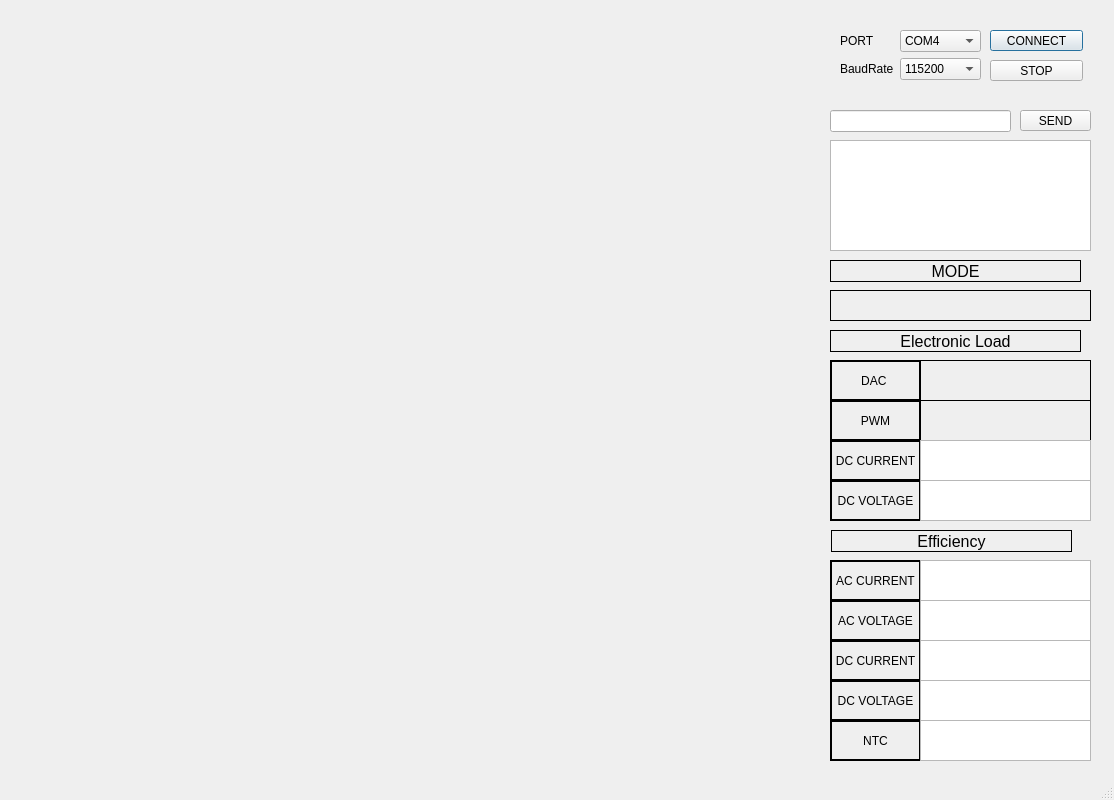
This is electronic_load_last.ui in erenakyol09/electricLoad_efficiency as Qt 5 draws it before an edit. The edited form follows.
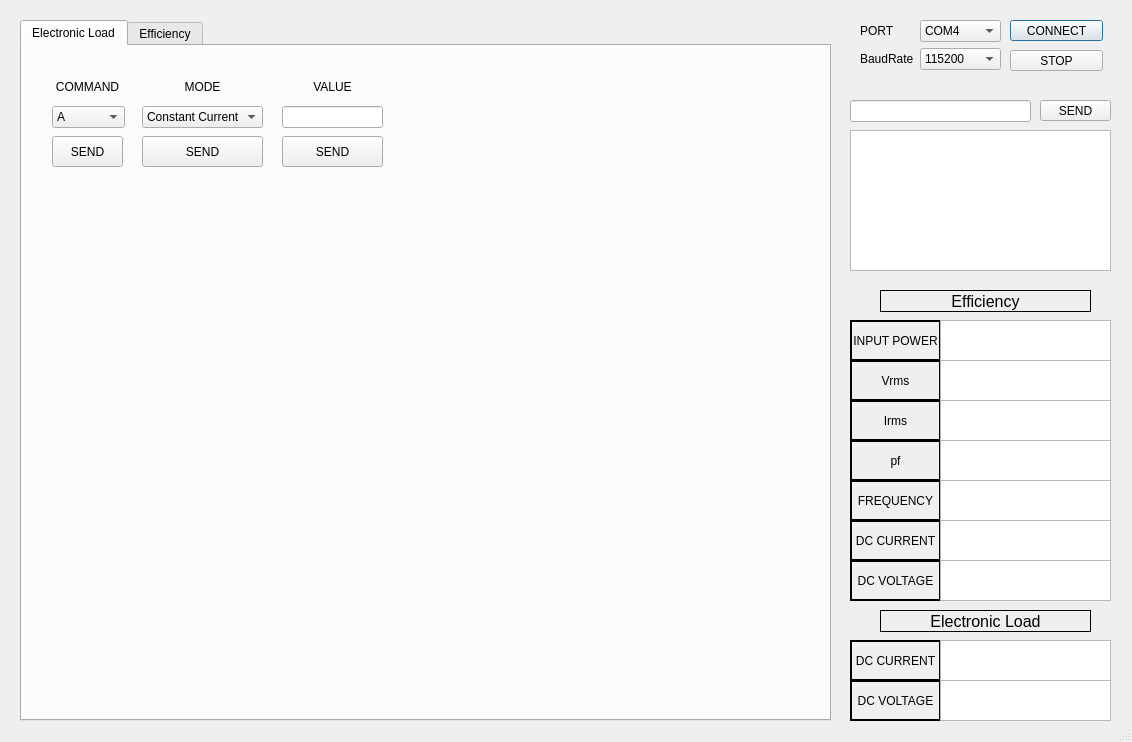
This is the edited form.

Diff of the .ui file:
```diff
--- a/electronic_load_last.ui
+++ b/electronic_load_last.ui
@@ -6,8 +6,8 @@
    <rect>
     <x>0</x>
     <y>0</y>
-    <width>1114</width>
-    <height>800</height>
+    <width>1132</width>
+    <height>742</height>
    </rect>
   </property>
   <property name="windowTitle">
@@ -19,8 +19,8 @@
   <widget class="QPushButton" name="pushButton">
    <property name="geometry">
     <rect>
-     <x>990</x>
-     <y>30</y>
+     <x>1010</x>
+     <y>20</y>
      <width>93</width>
      <height>21</height>
     </rect>
@@ -32,8 +32,8 @@
   <widget class="QPushButton" name="pushButton_2">
    <property name="geometry">
     <rect>
-     <x>990</x>
-     <y>60</y>
+     <x>1010</x>
+     <y>50</y>
      <width>93</width>
      <height>21</height>
     </rect>
@@ -45,8 +45,8 @@
   <widget class="QWidget" name="formLayoutWidget">
    <property name="geometry">
     <rect>
-     <x>840</x>
-     <y>30</y>
+     <x>860</x>
+     <y>20</y>
      <width>141</width>
      <height>61</height>
     </rect>
@@ -129,18 +129,18 @@
   <widget class="QTextBrowser" name="textBrowser">
    <property name="geometry">
     <rect>
-     <x>830</x>
-     <y>140</y>
+     <x>850</x>
+     <y>130</y>
      <width>261</width>
-     <height>111</height>
+     <height>141</height>
     </rect>
    </property>
   </widget>
   <widget class="QLineEdit" name="lineEdit">
    <property name="geometry">
     <rect>
-     <x>830</x>
-     <y>110</y>
+     <x>850</x>
+     <y>100</y>
      <width>181</width>
      <height>22</height>
     </rect>
@@ -149,8 +149,8 @@
   <widget class="QPushButton" name="pushButton_3">
    <property name="geometry">
     <rect>
-     <x>1020</x>
-     <y>110</y>
+     <x>1040</x>
+     <y>100</y>
      <width>71</width>
      <height>21</height>
     </rect>
@@ -159,73 +159,11 @@
     <string>SEND</string>
    </property>
   </widget>
-  <widget class="QLabel" name="label_10">
-   <property name="geometry">
-    <rect>
-     <x>830</x>
-     <y>330</y>
-     <width>251</width>
-     <height>22</height>
-    </rect>
-   </property>
-   <property name="font">
-    <font>
-     <pointsize>12</pointsize>
-    </font>
-   </property>
-   <property name="frameShape">
-    <enum>QFrame::Box</enum>
-   </property>
-   <property name="text">
-    <string>Electronic Load</string>
-   </property>
-   <property name="alignment">
-    <set>Qt::AlignCenter</set>
-   </property>
-  </widget>
-  <widget class="QLabel" name="label_11">
-   <property name="geometry">
-    <rect>
-     <x>830</x>
-     <y>360</y>
-     <width>91</width>
-     <height>41</height>
-    </rect>
-   </property>
-   <property name="frameShape">
-    <enum>QFrame::WinPanel</enum>
-   </property>
-   <property name="text">
-    <string>DAC </string>
-   </property>
-   <property name="alignment">
-    <set>Qt::AlignCenter</set>
-   </property>
-  </widget>
-  <widget class="QLabel" name="label_13">
-   <property name="geometry">
-    <rect>
-     <x>830</x>
-     <y>400</y>
-     <width>91</width>
-     <height>41</height>
-    </rect>
-   </property>
-   <property name="frameShape">
-    <enum>QFrame::WinPanel</enum>
-   </property>
-   <property name="text">
-    <string>PWM</string>
-   </property>
-   <property name="alignment">
-    <set>Qt::AlignCenter</set>
-   </property>
-  </widget>
   <widget class="QLabel" name="label_15">
    <property name="geometry">
     <rect>
-     <x>830</x>
-     <y>440</y>
+     <x>850</x>
+     <y>520</y>
      <width>91</width>
      <height>41</height>
     </rect>
@@ -243,8 +181,8 @@
   <widget class="QLabel" name="label_16">
    <property name="geometry">
     <rect>
-     <x>830</x>
-     <y>480</y>
+     <x>850</x>
+     <y>560</y>
      <width>91</width>
      <height>41</height>
     </rect>
@@ -262,9 +200,9 @@
   <widget class="QLabel" name="label_18">
    <property name="geometry">
     <rect>
-     <x>831</x>
-     <y>530</y>
-     <width>241</width>
+     <x>880</x>
+     <y>290</y>
+     <width>211</width>
      <height>22</height>
     </rect>
    </property>
@@ -286,8 +224,8 @@
   <widget class="QLabel" name="label_22">
    <property name="geometry">
     <rect>
-     <x>830</x>
-     <y>560</y>
+     <x>850</x>
+     <y>320</y>
      <width>91</width>
      <height>41</height>
     </rect>
@@ -296,7 +234,7 @@
     <enum>QFrame::WinPanel</enum>
    </property>
    <property name="text">
-    <string>AC CURRENT</string>
+    <string>INPUT POWER</string>
    </property>
    <property name="alignment">
     <set>Qt::AlignCenter</set>
@@ -305,8 +243,8 @@
   <widget class="QLabel" name="label_23">
    <property name="geometry">
     <rect>
-     <x>830</x>
-     <y>600</y>
+     <x>850</x>
+     <y>360</y>
      <width>91</width>
      <height>41</height>
     </rect>
@@ -315,7 +253,7 @@
     <enum>QFrame::WinPanel</enum>
    </property>
    <property name="text">
-    <string>AC VOLTAGE</string>
+    <string>Vrms</string>
    </property>
    <property name="alignment">
     <set>Qt::AlignCenter</set>
@@ -324,8 +262,8 @@
   <widget class="QLabel" name="label_24">
    <property name="geometry">
     <rect>
-     <x>830</x>
-     <y>640</y>
+     <x>850</x>
+     <y>400</y>
      <width>91</width>
      <height>41</height>
     </rect>
@@ -334,7 +272,7 @@
     <enum>QFrame::WinPanel</enum>
    </property>
    <property name="text">
-    <string>DC CURRENT</string>
+    <string>Irms</string>
    </property>
    <property name="alignment">
     <set>Qt::AlignCenter</set>
@@ -343,8 +281,8 @@
   <widget class="QLabel" name="label_25">
    <property name="geometry">
     <rect>
-     <x>830</x>
-     <y>680</y>
+     <x>850</x>
+     <y>440</y>
      <width>91</width>
      <height>41</height>
     </rect>
@@ -353,7 +291,7 @@
     <enum>QFrame::WinPanel</enum>
    </property>
    <property name="text">
-    <string>DC VOLTAGE</string>
+    <string>pf</string>
    </property>
    <property name="alignment">
     <set>Qt::AlignCenter</set>
@@ -362,8 +300,8 @@
   <widget class="QLabel" name="label_26">
    <property name="geometry">
     <rect>
-     <x>830</x>
-     <y>720</y>
+     <x>850</x>
+     <y>480</y>
      <width>91</width>
      <height>41</height>
     </rect>
@@ -372,103 +310,7 @@
     <enum>QFrame::WinPanel</enum>
    </property>
    <property name="text">
-    <string>NTC</string>
-   </property>
-   <property name="alignment">
-    <set>Qt::AlignCenter</set>
-   </property>
-  </widget>
-  <widget class="QLabel" name="label_19">
-   <property name="geometry">
-    <rect>
-     <x>830</x>
-     <y>260</y>
-     <width>251</width>
-     <height>22</height>
-    </rect>
-   </property>
-   <property name="font">
-    <font>
-     <pointsize>12</pointsize>
-    </font>
-   </property>
-   <property name="frameShape">
-    <enum>QFrame::Box</enum>
-   </property>
-   <property name="text">
-    <string>MODE</string>
-   </property>
-   <property name="alignment">
-    <set>Qt::AlignCenter</set>
-   </property>
-  </widget>
-  <widget class="QLabel" name="label_31">
-   <property name="geometry">
-    <rect>
-     <x>830</x>
-     <y>290</y>
-     <width>261</width>
-     <height>31</height>
-    </rect>
-   </property>
-   <property name="font">
-    <font>
-     <pointsize>12</pointsize>
-    </font>
-   </property>
-   <property name="frameShape">
-    <enum>QFrame::Box</enum>
-   </property>
-   <property name="text">
-    <string/>
-   </property>
-   <property name="alignment">
-    <set>Qt::AlignCenter</set>
-   </property>
-  </widget>
-  <widget class="QLabel" name="label_32">
-   <property name="geometry">
-    <rect>
-     <x>920</x>
-     <y>360</y>
-     <width>171</width>
-     <height>41</height>
-    </rect>
-   </property>
-   <property name="font">
-    <font>
-     <pointsize>12</pointsize>
-    </font>
-   </property>
-   <property name="frameShape">
-    <enum>QFrame::Box</enum>
-   </property>
-   <property name="text">
-    <string/>
-   </property>
-   <property name="alignment">
-    <set>Qt::AlignCenter</set>
-   </property>
-  </widget>
-  <widget class="QLabel" name="label_33">
-   <property name="geometry">
-    <rect>
-     <x>920</x>
-     <y>400</y>
-     <width>171</width>
-     <height>41</height>
-    </rect>
-   </property>
-   <property name="font">
-    <font>
-     <pointsize>12</pointsize>
-    </font>
-   </property>
-   <property name="frameShape">
-    <enum>QFrame::Box</enum>
-   </property>
-   <property name="text">
-    <string/>
+    <string>FREQUENCY</string>
    </property>
    <property name="alignment">
     <set>Qt::AlignCenter</set>
@@ -477,8 +319,8 @@
   <widget class="QTextBrowser" name="textBrowser_2">
    <property name="geometry">
     <rect>
-     <x>920</x>
-     <y>440</y>
+     <x>940</x>
+     <y>520</y>
      <width>171</width>
      <height>41</height>
     </rect>
@@ -505,8 +347,8 @@
   <widget class="QTextBrowser" name="textBrowser_3">
    <property name="geometry">
     <rect>
-     <x>920</x>
-     <y>480</y>
+     <x>940</x>
+     <y>560</y>
      <width>171</width>
      <height>41</height>
     </rect>
@@ -522,8 +364,8 @@
   <widget class="QTextBrowser" name="textBrowser_4">
    <property name="geometry">
     <rect>
-     <x>920</x>
-     <y>560</y>
+     <x>940</x>
+     <y>320</y>
      <width>171</width>
      <height>41</height>
     </rect>
@@ -539,8 +381,8 @@
   <widget class="QTextBrowser" name="textBrowser_5">
    <property name="geometry">
     <rect>
-     <x>920</x>
-     <y>600</y>
+     <x>940</x>
+     <y>360</y>
      <width>171</width>
      <height>41</height>
     </rect>
@@ -556,8 +398,8 @@
   <widget class="QTextBrowser" name="textBrowser_6">
    <property name="geometry">
     <rect>
-     <x>920</x>
-     <y>640</y>
+     <x>940</x>
+     <y>400</y>
      <width>171</width>
      <height>41</height>
     </rect>
@@ -573,8 +415,8 @@
   <widget class="QTextBrowser" name="textBrowser_7">
    <property name="geometry">
     <rect>
-     <x>920</x>
-     <y>680</y>
+     <x>940</x>
+     <y>440</y>
      <width>171</width>
      <height>41</height>
     </rect>
@@ -590,8 +432,8 @@
   <widget class="QTextBrowser" name="textBrowser_8">
    <property name="geometry">
     <rect>
-     <x>920</x>
-     <y>720</y>
+     <x>940</x>
+     <y>480</y>
      <width>171</width>
      <height>41</height>
     </rect>
@@ -604,6 +446,315 @@
 &lt;p align=&quot;center&quot; style=&quot;-qt-paragraph-type:empty; margin-top:0px; margin-bottom:0px; margin-left:0px; margin-right:0px; -qt-block-indent:0; text-indent:0px;&quot;&gt;&lt;br /&gt;&lt;/p&gt;&lt;/body&gt;&lt;/html&gt;</string>
    </property>
   </widget>
+  <widget class="QLabel" name="label_17">
+   <property name="geometry">
+    <rect>
+     <x>850</x>
+     <y>640</y>
+     <width>91</width>
+     <height>41</height>
+    </rect>
+   </property>
+   <property name="frameShape">
+    <enum>QFrame::WinPanel</enum>
+   </property>
+   <property name="text">
+    <string>DC CURRENT</string>
+   </property>
+   <property name="alignment">
+    <set>Qt::AlignCenter</set>
+   </property>
+  </widget>
+  <widget class="QLabel" name="label_20">
+   <property name="geometry">
+    <rect>
+     <x>850</x>
+     <y>680</y>
+     <width>91</width>
+     <height>41</height>
+    </rect>
+   </property>
+   <property name="frameShape">
+    <enum>QFrame::WinPanel</enum>
+   </property>
+   <property name="text">
+    <string>DC VOLTAGE</string>
+   </property>
+   <property name="alignment">
+    <set>Qt::AlignCenter</set>
+   </property>
+  </widget>
+  <widget class="QTextBrowser" name="textBrowser_12">
+   <property name="geometry">
+    <rect>
+     <x>940</x>
+     <y>680</y>
+     <width>171</width>
+     <height>41</height>
+    </rect>
+   </property>
+   <property name="html">
+    <string>&lt;!DOCTYPE HTML PUBLIC &quot;-//W3C//DTD HTML 4.0//EN&quot; &quot;http://www.w3.org/TR/REC-html40/strict.dtd&quot;&gt;
+&lt;html&gt;&lt;head&gt;&lt;meta name=&quot;qrichtext&quot; content=&quot;1&quot; /&gt;&lt;style type=&quot;text/css&quot;&gt;
+p, li { white-space: pre-wrap; }
+&lt;/style&gt;&lt;/head&gt;&lt;body style=&quot; font-family:'MS Shell Dlg 2'; font-size:7.8pt; font-weight:400; font-style:normal;&quot;&gt;
+&lt;p align=&quot;center&quot; style=&quot;-qt-paragraph-type:empty; margin-top:0px; margin-bottom:0px; margin-left:0px; margin-right:0px; -qt-block-indent:0; text-indent:0px;&quot;&gt;&lt;br /&gt;&lt;/p&gt;&lt;/body&gt;&lt;/html&gt;</string>
+   </property>
+  </widget>
+  <widget class="QLabel" name="label_21">
+   <property name="geometry">
+    <rect>
+     <x>880</x>
+     <y>610</y>
+     <width>211</width>
+     <height>22</height>
+    </rect>
+   </property>
+   <property name="font">
+    <font>
+     <pointsize>12</pointsize>
+    </font>
+   </property>
+   <property name="frameShape">
+    <enum>QFrame::Box</enum>
+   </property>
+   <property name="text">
+    <string>Electronic Load</string>
+   </property>
+   <property name="alignment">
+    <set>Qt::AlignCenter</set>
+   </property>
+  </widget>
+  <widget class="QTextBrowser" name="textBrowser_13">
+   <property name="geometry">
+    <rect>
+     <x>940</x>
+     <y>640</y>
+     <width>171</width>
+     <height>41</height>
+    </rect>
+   </property>
+   <property name="font">
+    <font>
+     <pointsize>8</pointsize>
+    </font>
+   </property>
+   <property name="contextMenuPolicy">
+    <enum>Qt::NoContextMenu</enum>
+   </property>
+   <property name="sizeAdjustPolicy">
+    <enum>QAbstractScrollArea::AdjustIgnored</enum>
+   </property>
+   <property name="html">
+    <string>&lt;!DOCTYPE HTML PUBLIC &quot;-//W3C//DTD HTML 4.0//EN&quot; &quot;http://www.w3.org/TR/REC-html40/strict.dtd&quot;&gt;
+&lt;html&gt;&lt;head&gt;&lt;meta name=&quot;qrichtext&quot; content=&quot;1&quot; /&gt;&lt;style type=&quot;text/css&quot;&gt;
+p, li { white-space: pre-wrap; }
+&lt;/style&gt;&lt;/head&gt;&lt;body style=&quot; font-family:'MS Shell Dlg 2'; font-size:8pt; font-weight:400; font-style:normal;&quot;&gt;
+&lt;p align=&quot;center&quot; style=&quot;-qt-paragraph-type:empty; margin-top:0px; margin-bottom:0px; margin-left:0px; margin-right:0px; -qt-block-indent:0; text-indent:0px; font-size:10pt;&quot;&gt;&lt;br /&gt;&lt;/p&gt;&lt;/body&gt;&lt;/html&gt;</string>
+   </property>
+  </widget>
+  <widget class="QTabWidget" name="tab1_load">
+   <property name="geometry">
+    <rect>
+     <x>20</x>
+     <y>20</y>
+     <width>811</width>
+     <height>701</height>
+    </rect>
+   </property>
+   <property name="currentIndex">
+    <number>0</number>
+   </property>
+   <widget class="QWidget" name="tab">
+    <attribute name="title">
+     <string>Electronic Load</string>
+    </attribute>
+    <widget class="QPushButton" name="pushButton_4">
+     <property name="geometry">
+      <rect>
+       <x>30</x>
+       <y>90</y>
+       <width>71</width>
+       <height>31</height>
+      </rect>
+     </property>
+     <property name="text">
+      <string>SEND</string>
+     </property>
+    </widget>
+    <widget class="QComboBox" name="comboBox_3">
+     <property name="geometry">
+      <rect>
+       <x>30</x>
+       <y>60</y>
+       <width>73</width>
+       <height>22</height>
+      </rect>
+     </property>
+     <item>
+      <property name="text">
+       <string>A</string>
+      </property>
+     </item>
+     <item>
+      <property name="text">
+       <string>B</string>
+      </property>
+     </item>
+     <item>
+      <property name="text">
+       <string>C</string>
+      </property>
+     </item>
+    </widget>
+    <widget class="QLabel" name="label_3">
+     <property name="geometry">
+      <rect>
+       <x>30</x>
+       <y>30</y>
+       <width>71</width>
+       <height>22</height>
+      </rect>
+     </property>
+     <property name="text">
+      <string>COMMAND</string>
+     </property>
+     <property name="alignment">
+      <set>Qt::AlignCenter</set>
+     </property>
+    </widget>
+    <widget class="QComboBox" name="comboBox_4">
+     <property name="geometry">
+      <rect>
+       <x>120</x>
+       <y>60</y>
+       <width>121</width>
+       <height>22</height>
+      </rect>
+     </property>
+     <item>
+      <property name="text">
+       <string>Constant Current</string>
+      </property>
+     </item>
+     <item>
+      <property name="text">
+       <string>Constant Voltage</string>
+      </property>
+     </item>
+     <item>
+      <property name="text">
+       <string>Constant Power</string>
+      </property>
+     </item>
+     <item>
+      <property name="text">
+       <string>Constant Resistor</string>
+      </property>
+     </item>
+    </widget>
+    <widget class="QLabel" name="label_4">
+     <property name="geometry">
+      <rect>
+       <x>120</x>
+       <y>30</y>
+       <width>121</width>
+       <height>22</height>
+      </rect>
+     </property>
+     <property name="text">
+      <string>MODE</string>
+     </property>
+     <property name="alignment">
+      <set>Qt::AlignCenter</set>
+     </property>
+    </widget>
+    <widget class="QLineEdit" name="lineEdit_2">
+     <property name="geometry">
+      <rect>
+       <x>260</x>
+       <y>60</y>
+       <width>101</width>
+       <height>22</height>
+      </rect>
+     </property>
+    </widget>
+    <widget class="QLabel" name="label_7">
+     <property name="geometry">
+      <rect>
+       <x>260</x>
+       <y>30</y>
+       <width>101</width>
+       <height>22</height>
+      </rect>
+     </property>
+     <property name="text">
+      <string>VALUE</string>
+     </property>
+     <property name="alignment">
+      <set>Qt::AlignCenter</set>
+     </property>
+    </widget>
+    <widget class="QPushButton" name="pushButton_5">
+     <property name="geometry">
+      <rect>
+       <x>120</x>
+       <y>90</y>
+       <width>121</width>
+       <height>31</height>
+      </rect>
+     </property>
+     <property name="text">
+      <string>SEND</string>
+     </property>
+    </widget>
+    <widget class="QPushButton" name="pushButton_6">
+     <property name="geometry">
+      <rect>
+       <x>260</x>
+       <y>90</y>
+       <width>101</width>
+       <height>31</height>
+      </rect>
+     </property>
+     <property name="text">
+      <string>SEND</string>
+     </property>
+    </widget>
+   </widget>
+   <widget class="QWidget" name="tab_2">
+    <attribute name="title">
+     <string>Efficiency</string>
+    </attribute>
+   </widget>
+  </widget>
+  <zorder>tab1_load</zorder>
+  <zorder>pushButton</zorder>
+  <zorder>pushButton_2</zorder>
+  <zorder>formLayoutWidget</zorder>
+  <zorder>textBrowser</zorder>
+  <zorder>lineEdit</zorder>
+  <zorder>pushButton_3</zorder>
+  <zorder>label_15</zorder>
+  <zorder>label_16</zorder>
+  <zorder>label_18</zorder>
+  <zorder>label_22</zorder>
+  <zorder>label_23</zorder>
+  <zorder>label_24</zorder>
+  <zorder>label_25</zorder>
+  <zorder>label_26</zorder>
+  <zorder>textBrowser_2</zorder>
+  <zorder>textBrowser_3</zorder>
+  <zorder>textBrowser_4</zorder>
+  <zorder>textBrowser_5</zorder>
+  <zorder>textBrowser_6</zorder>
+  <zorder>textBrowser_7</zorder>
+  <zorder>textBrowser_8</zorder>
+  <zorder>label_17</zorder>
+  <zorder>label_20</zorder>
+  <zorder>textBrowser_12</zorder>
+  <zorder>label_21</zorder>
+  <zorder>textBrowser_13</zorder>
  </widget>
  <resources/>
  <connections/>
```
